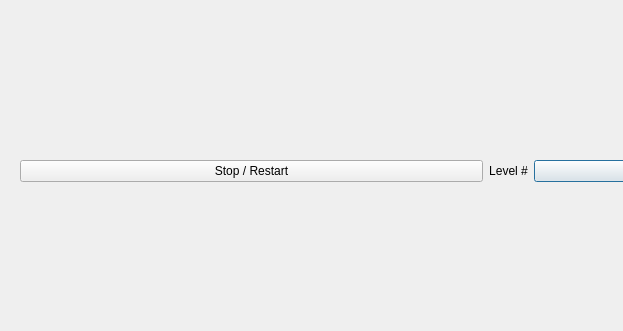
SwissalpS/QtSssSNibblers, file SurfaceGame.ui: the form before one commit; both pictures show x 0 to 623 and y 0 to 331 of the 1017 by 506 pixel window.
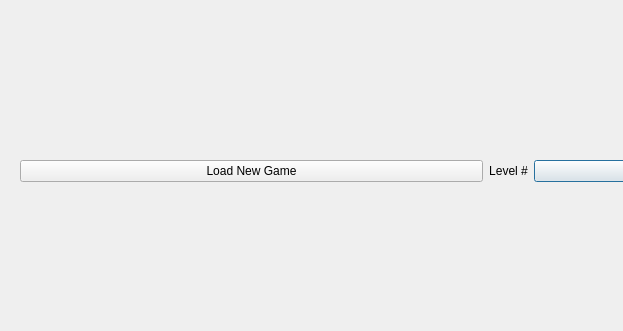
The form after the commit.

What changed in the file:
```diff
--- a/SurfaceGame.ui
+++ b/SurfaceGame.ui
@@ -32,7 +32,7 @@
       <item>
        <widget class="QPushButton" name="buttonSR">
         <property name="text">
-         <string>Stop / Restart</string>
+         <string>Load New Game</string>
         </property>
        </widget>
       </item>
```
